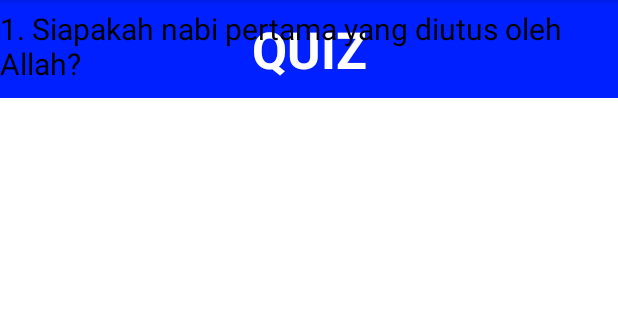
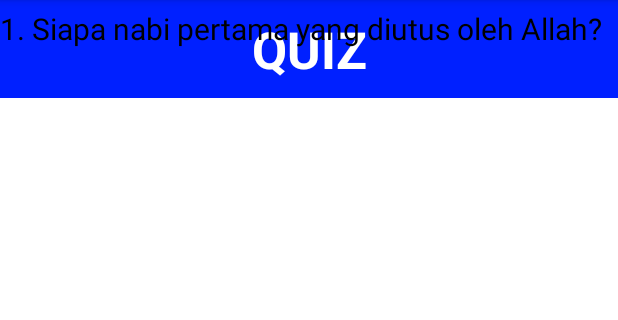
Before and after one commit to Yoake67/KisahNabi, an Android app: the MainActivity_Quiz screen opened directly, with no data from a screen before it, on a phone screen of 412 x 824 dp, the part 84-404 px from its top. Run offline under Robolectric (Android 15) with nearby library versions, the phone set to English and light mode, and no system bars; Roboto replaces fonts that are not available here.

Commit message:
Penambahan Soal

```diff
--- a/app/src/main/res/layout/activity_main_quiz.xml
+++ b/app/src/main/res/layout/activity_main_quiz.xml
@@ -64,7 +64,7 @@
                         android:fontFamily="@font/adlam_display"
                         android:paddingTop="5dp"
                         android:paddingBottom="5dp"
-                        android:text="1. Siapakah nabi pertama yang diutus oleh Allah?"
+                        android:text="1. Siapa nabi pertama yang diutus oleh Allah?"
                         android:textColor="#000000"
                         android:textSize="20sp" />
                 </LinearLayout>
```
